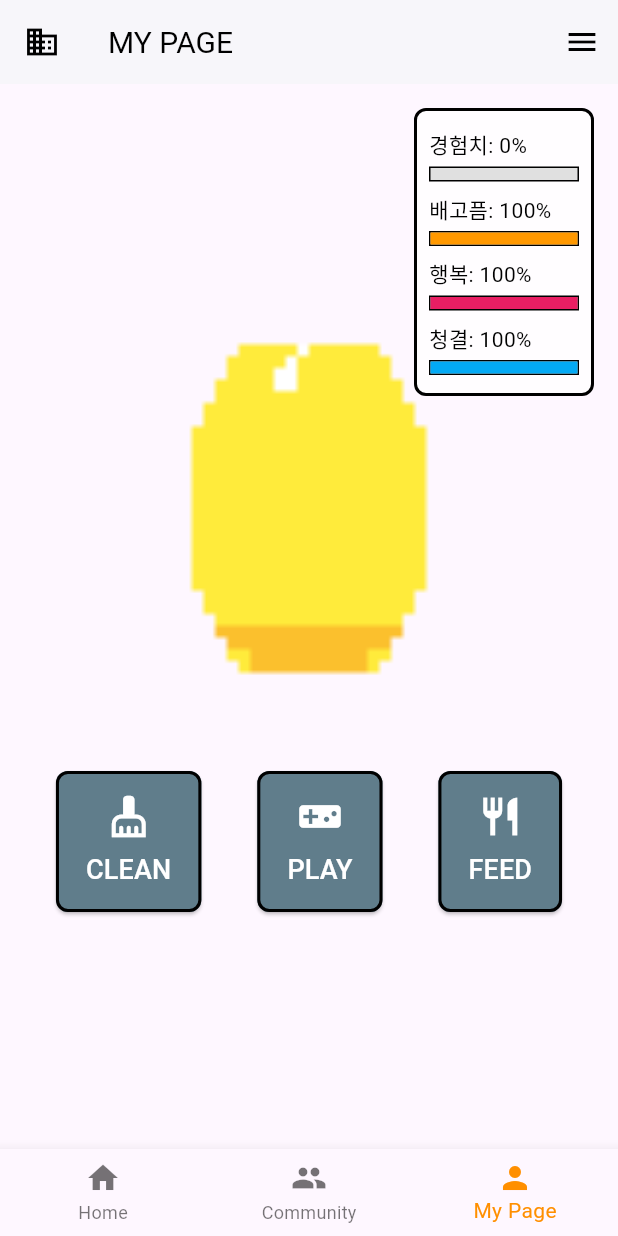
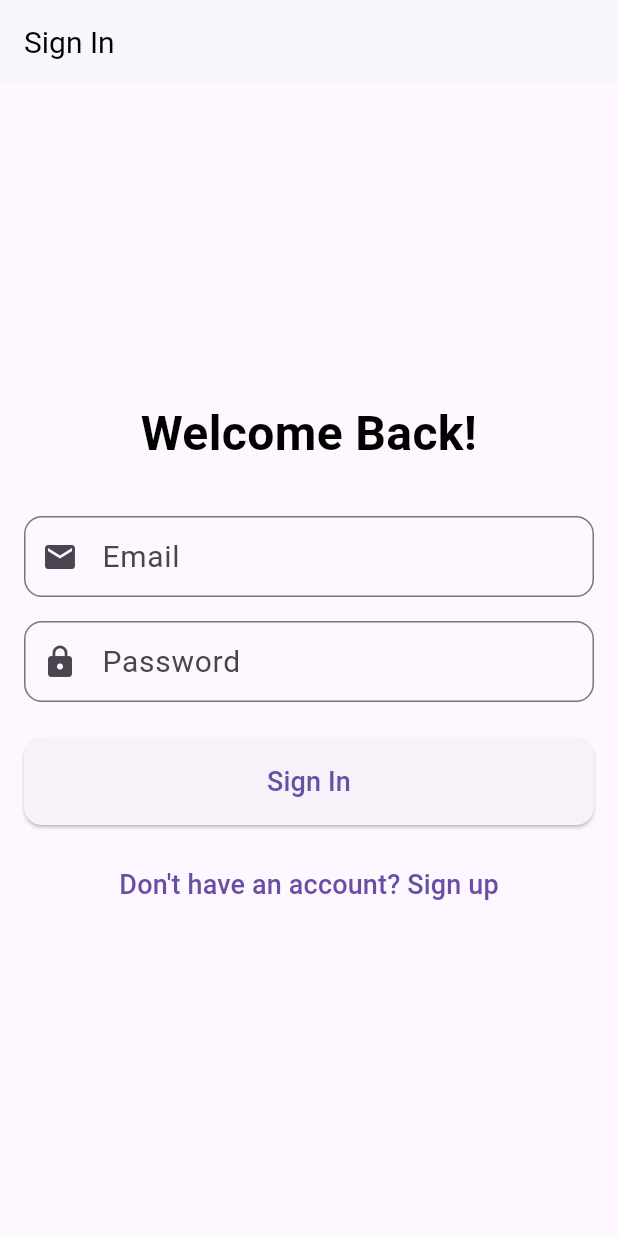
Before and after one commit to SilSo-communityFromFailToOvercome/silso_dev_toyproject, a Flutter app: the screen it shows after launch, on a phone screen of 412 x 824 dp. Run offline on Flutter 3.47's test engine with Material 3 defaults, Android fonts, the phone set to English and light mode, and no system bars; our stand-ins replace firebase_auth, firebase_core, flutter_riverpod, google_fonts, table_calendar; accounts and stored records are empty.

Commit message:
login page:

```diff
--- a/lib/main.dart
+++ b/lib/main.dart
@@ -1,11 +1,14 @@
 // lib/main.dart
+import 'package:firebase_core/firebase_core.dart';
 import 'package:flutter/material.dart';
 import 'package:flutter_riverpod/flutter_riverpod.dart';
-import 'package:google_fonts/google_fonts.dart'; // Google Fonts 임포트
-import 'screens/my_page.dart'; // MyPageScreen 임포트
+import 'package:google_fonts/google_fonts.dart';
+import 'firebase_options.dart';
+import 'screens/auth/auth_wrapper.dart';
 
 void main() async {
   WidgetsFlutterBinding.ensureInitialized();
+  await Firebase.initializeApp(options: DefaultFirebaseOptions.currentPlatform);
   runApp(const ProviderScope(child: MyApp()));
 }
 
@@ -16,14 +19,13 @@ class MyApp extends StatelessWidget {
   Widget build(BuildContext context) {
     return MaterialApp(
       title: 'MY PAGE 데모 (로컬)',
+      debugShowCheckedModeBanner: false,
       theme: ThemeData(
         primarySwatch: Colors.blue,
-        // 기존 fontFamily 대신 GoogleFonts.pixelifySansTextTheme() 사용
         textTheme:
             GoogleFonts.pixelifySansTextTheme(
-              Theme.of(context).textTheme, // 기존 테마를 기반으로 적용
+              Theme.of(context).textTheme,
             ).copyWith(
-              // 필요에 따라 특정 TextTheme 속성만 오버라이드
               bodyLarge: const TextStyle(fontSize: 20, color: Colors.black),
               bodyMedium: const TextStyle(fontSize: 16, color: Colors.black),
               labelLarge: const TextStyle(fontSize: 18, color: Colors.white),
@@ -38,13 +40,27 @@ class MyApp extends StatelessWidget {
           foregroundColor: Colors.black,
           elevation: 1,
           titleTextStyle: GoogleFonts.pixelifySans(
-            // AppBar 제목에만 폰트 적용
             fontSize: 20,
             color: Colors.black,
           ),
         ),
+        inputDecorationTheme: InputDecorationTheme(
+          border: OutlineInputBorder(borderRadius: BorderRadius.circular(12)),
+          contentPadding: const EdgeInsets.symmetric(
+            horizontal: 16,
+            vertical: 12,
+          ),
+        ),
+        elevatedButtonTheme: ElevatedButtonThemeData(
+          style: ElevatedButton.styleFrom(
+            padding: const EdgeInsets.symmetric(vertical: 16),
+            shape: RoundedRectangleBorder(
+              borderRadius: BorderRadius.circular(12),
+            ),
+          ),
+        ),
       ),
-      home: const MyPageScreen(),
+      home: const AuthWrapper(),
     );
   }
 }
--- /dev/null
+++ b/lib/screens/auth/auth_wrapper.dart
@@ -0,0 +1,56 @@
+import 'package:firebase_auth/firebase_auth.dart';
+import 'package:flutter/material.dart';
+import 'package:flutter_riverpod/flutter_riverpod.dart';
+import '../../screens/my_page.dart';
+import 'sign_in_screen.dart';
+import 'sign_up_screen.dart';
+
+final authStateChangesProvider = StreamProvider<User?>((ref) {
+  return FirebaseAuth.instance.authStateChanges();
+});
+
+class AuthWrapper extends ConsumerWidget {
+  const AuthWrapper({Key? key}) : super(key: key);
+
+  @override
+  Widget build(BuildContext context, WidgetRef ref) {
+    final authState = ref.watch(authStateChangesProvider);
+
+    return authState.when(
+      data: (user) {
+        if (user != null) {
+          return const MyPageScreen();
+        }
+        return const AuthScreen();
+      },
+      loading: () =>
+          const Scaffold(body: Center(child: CircularProgressIndicator())),
+      error: (error, stack) =>
+          Scaffold(body: Center(child: Text('Error: $error'))),
+    );
+  }
+}
+
+class AuthScreen extends StatefulWidget {
+  const AuthScreen({Key? key}) : super(key: key);
+
+  @override
+  _AuthScreenState createState() => _AuthScreenState();
+}
+
+class _AuthScreenState extends State<AuthScreen> {
+  bool showSignIn = true;
+
+  void toggleView() {
+    setState(() {
+      showSignIn = !showSignIn;
+    });
+  }
+
+  @override
+  Widget build(BuildContext context) {
+    return showSignIn
+        ? SignInScreen(showSignUpScreen: toggleView)
+        : SignUpScreen(showSignInScreen: toggleView);
+  }
+}
--- /dev/null
+++ b/lib/screens/auth/sign_in_screen.dart
@@ -0,0 +1,161 @@
+import 'package:flutter/material.dart';
+import 'package:google_fonts/google_fonts.dart';
+import '../../services/auth_service.dart';
+
+class SignInScreen extends StatefulWidget {
+  final VoidCallback showSignUpScreen;
+
+  const SignInScreen({Key? key, required this.showSignUpScreen})
+    : super(key: key);
+
+  @override
+  _SignInScreenState createState() => _SignInScreenState();
+}
+
+class _SignInScreenState extends State<SignInScreen> {
+  final _formKey = GlobalKey<FormState>();
+  final _emailController = TextEditingController();
+  final _passwordController = TextEditingController();
+  bool _isLoading = false;
+  String? _errorMessage;
+
+  @override
+  void dispose() {
+    _emailController.dispose();
+    _passwordController.dispose();
+    super.dispose();
+  }
+
+  Future<void> _signIn() async {
+    if (!_formKey.currentState!.validate()) return;
+
+    setState(() {
+      _isLoading = true;
+      _errorMessage = null;
+    });
+
+    try {
+      await AuthService().signInWithEmailAndPassword(
+        _emailController.text.trim(),
+        _passwordController.text.trim(),
+      );
+    } catch (e) {
+      setState(() {
+        _errorMessage = 'Failed to sign in. Please check your credentials.';
+      });
+    } finally {
+      if (mounted) {
+        setState(() {
+          _isLoading = false;
+        });
+      }
+    }
+  }
+
+  @override
+  Widget build(BuildContext context) {
+    return Scaffold(
+      appBar: AppBar(title: Text('Sign In', style: GoogleFonts.pixelifySans())),
+      body: Padding(
+        padding: const EdgeInsets.all(16.0),
+        child: Form(
+          key: _formKey,
+          child: Column(
+            mainAxisAlignment: MainAxisAlignment.center,
+            crossAxisAlignment: CrossAxisAlignment.stretch,
+            children: [
+              Text(
+                'Welcome Back!',
+                style: GoogleFonts.pixelifySans(
+                  fontSize: 32,
+                  fontWeight: FontWeight.bold,
+                ),
+                textAlign: TextAlign.center,
+              ),
+              const SizedBox(height: 32),
+              TextFormField(
+                controller: _emailController,
+                decoration: InputDecoration(
+                  labelText: 'Email',
+                  border: OutlineInputBorder(
+                    borderRadius: BorderRadius.circular(12),
+                  ),
+                  prefixIcon: const Icon(Icons.email),
+                ),
+                keyboardType: TextInputType.emailAddress,
+                validator: (value) {
+                  if (value == null || value.isEmpty) {
+                    return 'Please enter your email';
+                  }
+                  if (!value.contains('@')) {
+                    return 'Please enter a valid email';
+                  }
+                  return null;
+                },
+              ),
+              const SizedBox(height: 16),
+              TextFormField(
+                controller: _passwordController,
+                decoration: InputDecoration(
+                  labelText: 'Password',
+                  border: OutlineInputBorder(
+                    borderRadius: BorderRadius.circular(12),
+                  ),
+                  prefixIcon: const Icon(Icons.lock),
+                ),
+                obscureText: true,
+                validator: (value) {
+                  if (value == null || value.isEmpty) {
+                    return 'Please enter your password';
+                  }
+                  if (value.length < 6) {
+                    return 'Password must be at least 6 characters long';
+                  }
+                  return null;
+                },
+              ),
+              if (_errorMessage != null) ...{
+                const SizedBox(height: 16),
+                Text(
+                  _errorMessage!,
+                  style: const TextStyle(color: Colors.red),
+                  textAlign: TextAlign.center,
+                ),
+              },
+              const SizedBox(height: 24),
+              ElevatedButton(
+                onPressed: _isLoading ? null : _signIn,
+                style: ElevatedButton.styleFrom(
+                  padding: const EdgeInsets.symmetric(vertical: 16),
+                  shape: RoundedRectangleBorder(
+                    borderRadius: BorderRadius.circular(12),
+                  ),
+                ),
+                child: _isLoading
+                    ? const SizedBox(
+                        height: 20,
+                        width: 20,
+                        child: CircularProgressIndicator(
+                          strokeWidth: 2,
+                          valueColor: AlwaysStoppedAnimation<Color>(
+                            Colors.white,
+                          ),
+                        ),
+                      )
+                    : const Text('Sign In'),
+              ),
+              const SizedBox(height: 16),
+              TextButton(
+                onPressed: widget.showSignUpScreen,
+                child: Text(
+                  'Don\'t have an account? Sign up',
+                  style: GoogleFonts.pixelifySans(),
+                ),
+              ),
+            ],
+          ),
+        ),
+      ),
+    );
+  }
+}
--- /dev/null
+++ b/lib/services/auth_service.dart
@@ -0,0 +1,48 @@
+import 'package:firebase_auth/firebase_auth.dart';
+
+class AuthService {
+  final FirebaseAuth _auth = FirebaseAuth.instance;
+
+  // Auth state changes
+  Stream<User?> get authStateChanges => _auth.authStateChanges();
+
+  // Sign in with email and password
+  Future<UserCredential?> signInWithEmailAndPassword(
+    String email,
+    String password,
+  ) async {
+    try {
+      return await _auth.signInWithEmailAndPassword(
+        email: email,
+        password: password,
+      );
+    } catch (e) {
+      rethrow;
+    }
+  }
+
+  // Register with email and password
+  Future<UserCredential?> registerWithEmailAndPassword(
+    String email,
+    String password,
+  ) async {
+    try {
+      return await _auth.createUserWithEmailAndPassword(
+        email: email,
+        password: password,
+      );
+    } catch (e) {
+      rethrow;
+    }
+  }
+
+  // Sign out
+  Future<void> signOut() async {
+    await _auth.signOut();
+  }
+
+  // Get current user
+  User? getCurrentUser() {
+    return _auth.currentUser;
+  }
+}
--- a/pubspec.yaml
+++ b/pubspec.yaml
@@ -38,6 +38,9 @@ dependencies:
   table_calendar: ^3.2.0
   google_fonts: ^6.2.1
   uuid: ^4.5.1
+  firebase_core: ^2.27.1
+  firebase_auth: ^4.20.0
+  cloud_firestore: ^4.17.1
 
 dev_dependencies:
   flutter_test:
```
Also changed, not shown: lib/screens/auth/sign_up_screen.dart (added, +191 -0 lines), firebase.json (added), lib/firebase_options.dart (added), pubspec.lock, 14 other files.
